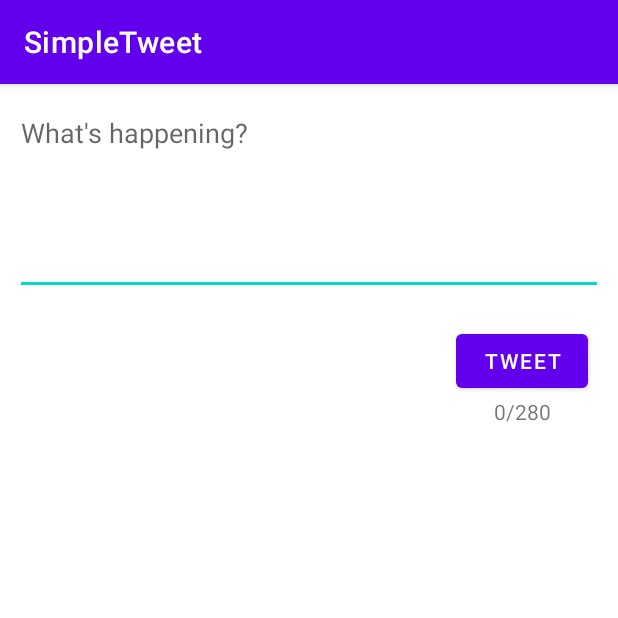
After one commit to alabr023/TwitterClone, an Android app: the ComposeActivity screen opened directly, with no data from a screen before it, on a phone screen of 412 x 824 dp, the top half of it. The commit adds this screen. Run offline under Robolectric (Android 15) with nearby library versions, the phone set to English and light mode, and no system bars; our stand-ins replace Room's generated code; libraries missing offline, so code that uses them is left out: com.codepath.asynchttpclient, com.facebook.stetho; 1 statement that could not run was skipped.

Commit message:
Added compose tweet functionality fully

```diff
--- a/app/build.gradle
+++ b/app/build.gradle
@@ -2,6 +2,7 @@ plugins {
     id 'com.android.application'
     id 'kotlin-android'
     id 'kotlin-kapt'
+    id 'kotlin-parcelize'
 }
 
 def apikeyPropertiesFile = rootProject.file("apikey.properties")
--- a/app/src/main/AndroidManifest.xml
+++ b/app/src/main/AndroidManifest.xml
@@ -13,6 +13,9 @@
         android:roundIcon="@mipmap/ic_launcher_round"
         android:supportsRtl="true"
         android:theme="@style/Theme.RestClientTemplateKotlin">
+        <activity
+            android:name=".ComposeActivity"
+            android:exported="false" />
         <activity
             android:name=".TimelineActivity"
             android:exported="false" />
--- /dev/null
+++ b/app/src/main/java/com/codepath/apps/restclienttemplate/ComposeActivity.kt
@@ -0,0 +1,106 @@
+package com.codepath.apps.restclienttemplate
+
+import android.content.Intent
+import android.graphics.Color
+import androidx.appcompat.app.AppCompatActivity
+import android.os.Bundle
+import android.text.Editable
+import android.text.TextWatcher
+import android.util.Log
+import android.widget.Button
+import android.widget.EditText
+import android.widget.TextView
+import android.widget.Toast
+import com.codepath.apps.restclienttemplate.models.Tweet
+import com.codepath.asynchttpclient.callback.JsonHttpResponseHandler
+import okhttp3.Headers
+
+class ComposeActivity : AppCompatActivity() {
+
+    lateinit var etCompose: EditText
+    lateinit var btnTweet: Button
+
+    lateinit var client: TwitterClient
+
+    lateinit var counter: TextView
+
+    override fun onCreate(savedInstanceState: Bundle?) {
+        super.onCreate(savedInstanceState)
+        setContentView(R.layout.activity_compose)
+
+        btnTweet = findViewById(R.id.btnTweet)
+
+        client = TwitterApplication.getRestClient(this)
+
+        counter = findViewById(R.id.counter)
+        counter.text = "0/280"
+
+        val etCompose = findViewById(R.id.etTweetCompose) as EditText
+        etCompose.addTextChangedListener(object : TextWatcher {
+            override fun onTextChanged(s: CharSequence, start: Int, before: Int, count: Int) {
+                // Fires right as the text is being changed (even supplies the range of text)
+            }
+
+            override fun beforeTextChanged(s: CharSequence, start: Int, count: Int, after: Int) {
+                // Fires right before text is changing
+            }
+
+            override fun afterTextChanged(s: Editable) {
+                // Fires right after the text has changed
+                counter.text = "" + s.toString().length + "/" + "280"
+                btnTweet.isEnabled = !(s.toString().length > 280 || s.toString().isEmpty())
+                if (s.toString().length > 280) {
+                    counter.setTextColor(Color.RED)
+                }
+                else{
+                    counter.setTextColor(Color.BLACK)
+                }
+            }
+        })
+
+        btnTweet.setOnClickListener {
+
+            val tweetContent = etCompose.text.toString()
+
+            if (tweetContent.isEmpty()) {
+                Toast.makeText(this, "Empty tweets not allowed!", Toast.LENGTH_SHORT).show()
+            }
+
+            else if (tweetContent.length > 280) {
+                Toast.makeText(this, "Tweet is too long! Limit is 280 characters", Toast.LENGTH_SHORT).show()
+            }
+            else {
+                client.publishTweet(tweetContent, object : JsonHttpResponseHandler() {
+
+                    override fun onSuccess(statusCode: Int, headers: Headers?, json: JSON) {
+                        Log.i(TAG, "Successfully published")
+
+                        val tweet = Tweet.fromJson(json.jsonObject)
+
+                        val intent = Intent()
+                        intent.putExtra("tweet", tweet)
+                        setResult(RESULT_OK, intent)
+                        finish()
+
+                    }
+
+                    override fun onFailure(
+                        statusCode: Int,
+                        headers: Headers?,
+                        response: String?,
+                        throwable: Throwable?
+                    ) {
+                        Log.e(TAG, "Failed to publish tweet", throwable)
+                    }
+
+                })
+            }
+
+        }
+    }
+        companion object {
+            val TAG = "ComposeActivity"
+        }
+
+
+}
--- /dev/null
+++ b/app/src/main/res/layout/activity_compose.xml
@@ -0,0 +1,40 @@
+<?xml version="1.0" encoding="utf-8"?>
+<androidx.constraintlayout.widget.ConstraintLayout xmlns:android="http://schemas.android.com/apk/res/android"
+    xmlns:app="http://schemas.android.com/apk/res-auto"
+    xmlns:tools="http://schemas.android.com/tools"
+    android:layout_width="match_parent"
+    android:layout_height="match_parent"
+    tools:context=".ComposeActivity">
+
+    <EditText
+        android:id="@+id/etTweetCompose"
+        android:layout_width="match_parent"
+        android:layout_height="wrap_content"
+        android:ems="10"
+        android:gravity="start|top"
+        android:hint="What's happening?"
+        android:inputType="textMultiLine"
+        android:layout_margin="10dp"
+        android:minLines="5"
+        app:layout_constraintEnd_toEndOf="parent"
+        app:layout_constraintStart_toStartOf="parent"
+        app:layout_constraintTop_toTopOf="parent" />
+
+    <Button
+        android:id="@+id/btnTweet"
+        android:layout_width="wrap_content"
+        android:layout_height="wrap_content"
+        android:layout_margin="20dp"
+        android:text="Tweet"
+        app:layout_constraintEnd_toEndOf="parent"
+        app:layout_constraintTop_toBottomOf="@+id/etTweetCompose" />
+
+    <TextView
+        android:id="@+id/counter"
+        android:layout_width="wrap_content"
+        android:layout_height="wrap_content"
+        android:text="TextView"
+        app:layout_constraintEnd_toEndOf="@+id/btnTweet"
+        app:layout_constraintStart_toStartOf="@+id/btnTweet"
+        app:layout_constraintTop_toBottomOf="@+id/btnTweet" />
+</androidx.constraintlayout.widget.ConstraintLayout>
--- a/app/src/main/res/layout/item_tweet.xml
+++ b/app/src/main/res/layout/item_tweet.xml
@@ -42,10 +42,10 @@
         android:id="@+id/tvTime"
         android:layout_width="wrap_content"
         android:layout_height="wrap_content"
-        android:layout_marginStart="300dp"
+        android:layout_marginEnd="20dp"
         android:text="TextView"
         app:layout_constraintBottom_toBottomOf="@+id/tvUsername"
-        app:layout_constraintStart_toEndOf="@+id/ivProfileImage"
+        app:layout_constraintEnd_toEndOf="parent"
         app:layout_constraintTop_toTopOf="@+id/tvUsername" />
 
 
```
Also changed, not shown: app/src/main/java/com/codepath/apps/restclienttemplate/TimelineActivity.kt (+33 -0 lines), app/src/main/java/com/codepath/apps/restclienttemplate/TwitterClient.kt (+10 -0 lines), app/src/main/java/com/codepath/apps/restclienttemplate/models/Tweet.kt (+5 -5 lines), app/src/main/java/com/codepath/apps/restclienttemplate/models/User.kt (+7 -4 lines), app/src/main/res/menu/menu_main.xml (added, +10 -0 lines).
